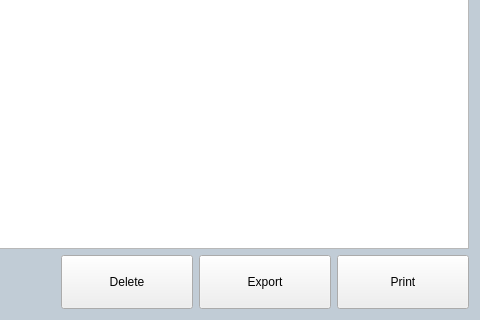
Old version of the form src/setting_page/SettingPageHistory.ui in the repository hanjingo/rag-qt; both pictures show x 620 to 1100 and y 736 to 1056 of the 1100 by 1056 pixel window.
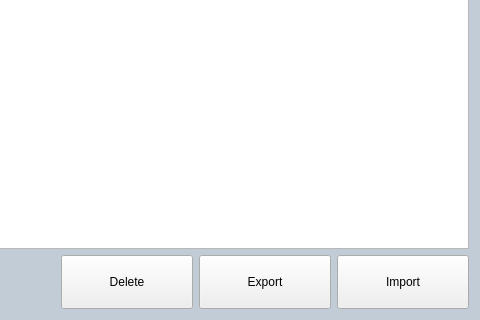
New version of the form.

Diff of the .ui file:
```diff
--- a/src/setting_page/SettingPageHistory.ui
+++ b/src/setting_page/SettingPageHistory.ui
@@ -295,7 +295,7 @@
         <font/>
        </property>
        <property name="text">
-        <string>Print</string>
+        <string>Import</string>
        </property>
       </widget>
      </item>
```
Left out of the diff: 2 changed lines with no effect on the pictures.
